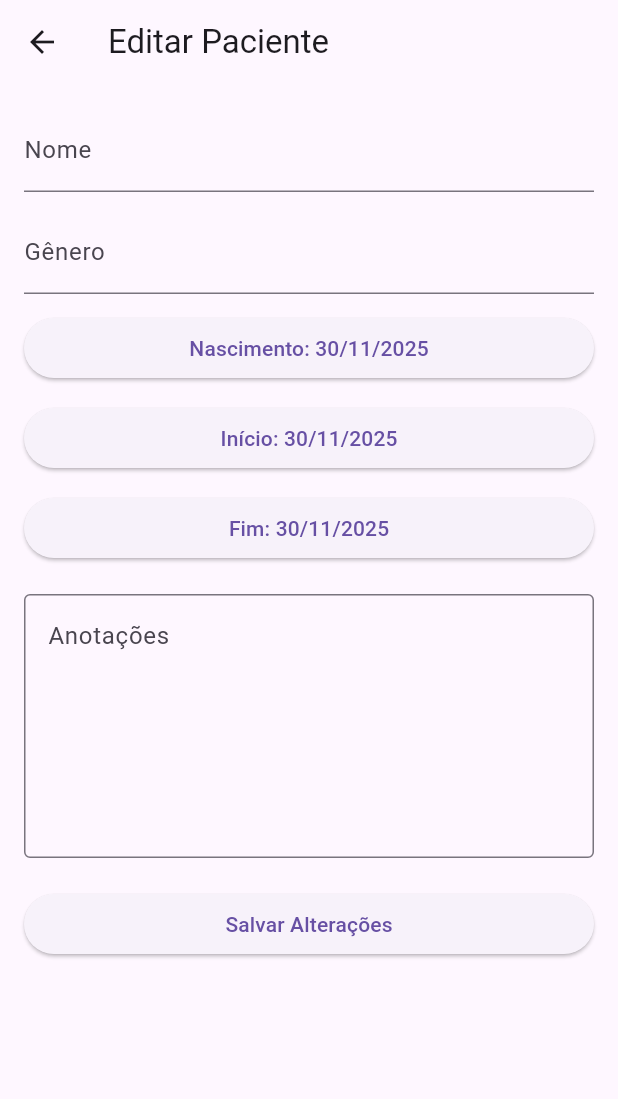
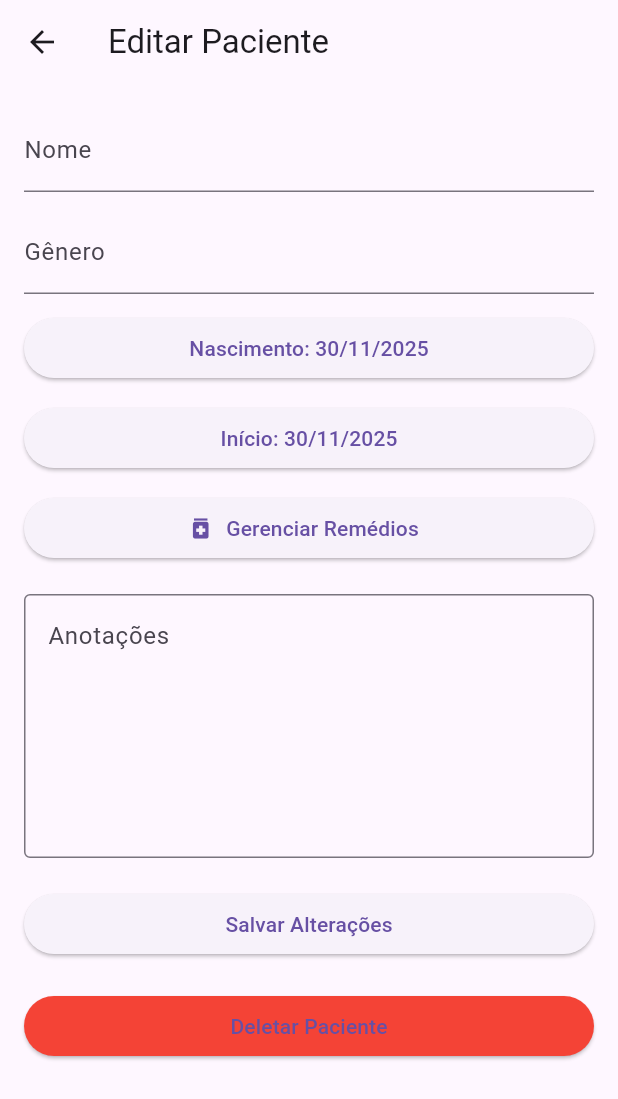
Before and after one commit to GabrielVAPP/Check-Uppers, a Flutter app: the EditarPacienteScreen screen opened directly with empty values, on a phone screen of 412 x 824 dp. Shown: the top 1099 px of the screen. Run offline on Flutter 3.47's test engine with Material 3 defaults, Android fonts, the phone set to English and light mode, and no system bars.

Commit message:
Quality of life and bug fixes
Obs: Inicio da Implementação dos Remédios

```diff
--- /dev/null
+++ b/Check-Uppers/flutter_application_1/lib/models/remedio.dart
@@ -0,0 +1,24 @@
+class Remedio {
+  String nome;
+  DateTime horario;
+  int repetirHoras; // 0 = não repetir
+
+  Remedio({
+    required this.nome,
+    required this.horario,
+    required this.repetirHoras,
+  });
+
+  // JSON
+  Map<String, dynamic> toJson() => {
+        'nome': nome,
+        'horario': horario.toIso8601String(),
+        'repetirHoras': repetirHoras,
+      };
+
+  factory Remedio.fromJson(Map<String, dynamic> json) => Remedio(
+        nome: json['nome'],
+        horario: DateTime.parse(json['horario']),
+        repetirHoras: json['repetirHoras'],
+      );
+}
--- a/Check-Uppers/flutter_application_1/lib/screens/editar_paciente_screen.dart
+++ b/Check-Uppers/flutter_application_1/lib/screens/editar_paciente_screen.dart
@@ -1,9 +1,11 @@
 import 'package:flutter/material.dart';
 import '../models/paciente.dart';
 import '../data/pacientes_repository.dart';
+import 'remedios_screen.dart';
 
 class EditarPacienteScreen extends StatefulWidget {
   final Paciente paciente;
+
   const EditarPacienteScreen({super.key, required this.paciente});
 
   @override
@@ -17,7 +19,6 @@ class _EditarPacienteScreenState extends State<EditarPacienteScreen> {
 
   DateTime? _dataNasc;
   DateTime? _inicioTrat;
-  DateTime? _fimTrat;
 
   @override
   void initState() {
@@ -30,7 +31,6 @@ class _EditarPacienteScreenState extends State<EditarPacienteScreen> {
 
     _dataNasc = widget.paciente.dataNascimento;
     _inicioTrat = widget.paciente.inicioTratamento;
-    _fimTrat = widget.paciente.fimTratamento;
   }
 
   Future<void> _selecionarData(
@@ -50,7 +50,6 @@ class _EditarPacienteScreenState extends State<EditarPacienteScreen> {
       genero: _generoController.text,
       dataNascimento: _dataNasc!,
       inicioTratamento: _inicioTrat!,
-      fimTratamento: _fimTrat,
       anotacoes: _anotacoesController.text,
     );
 
@@ -61,6 +60,34 @@ class _EditarPacienteScreenState extends State<EditarPacienteScreen> {
     );
 
     Navigator.pop(context);
+  }
+
+  void _confirmarDelecao() {
+    showDialog(
+      context: context,
+      builder: (_) => AlertDialog(
+        title: const Text("Deletar Paciente"),
+        content: const Text(
+            "Tem certeza que deseja deletar este paciente? Esta ação não pode ser desfeita."),
+        actions: [
+          TextButton(
+            onPressed: () => Navigator.pop(context),
+            child: const Text("Cancelar"),
+          ),
+          ElevatedButton(
+            style: ElevatedButton.styleFrom(
+              backgroundColor: Colors.red,
+            ),
+            onPressed: () {
+              PacientesRepository.remover(widget.paciente);
+              Navigator.pop(context); // fecha o diálogo
+              Navigator.pop(context, "deleted"); // volta para listagem
+            },
+            child: const Text("Deletar"),
+          ),
+        ],
+      ),
+    );
   }
 
   @override
@@ -75,14 +102,12 @@ class _EditarPacienteScreenState extends State<EditarPacienteScreen> {
               controller: _nomeController,
               decoration: const InputDecoration(labelText: 'Nome'),
             ),
-
             const SizedBox(height: 12),
 
             TextField(
               controller: _generoController,
               decoration: const InputDecoration(labelText: 'Gênero'),
             ),
-
             const SizedBox(height: 12),
 
             ElevatedButton(
@@ -92,30 +117,32 @@ class _EditarPacienteScreenState extends State<EditarPacienteScreen> {
                   ? 'Selecionar Data de Nascimento'
                   : 'Nascimento: ${_dataNasc!.day}/${_dataNasc!.month}/${_dataNasc!.year}'),
             ),
-
             const SizedBox(height: 12),
 
             ElevatedButton(
-              onPressed: () => _selecionarData(
-                  context, (d) => setState(() => _inicioTrat = d)),
+              onPressed: () =>
+                  _selecionarData(context, (d) => setState(() => _inicioTrat = d)),
               child: Text(_inicioTrat == null
                   ? 'Selecionar Início do Tratamento'
                   : 'Início: ${_inicioTrat!.day}/${_inicioTrat!.month}/${_inicioTrat!.year}'),
             ),
-
             const SizedBox(height: 12),
 
-            ElevatedButton(
-              onPressed: () =>
-                  _selecionarData(context, (d) => setState(() => _fimTrat = d)),
-              child: Text(_fimTrat == null
-                  ? 'Selecionar Fim do Tratamento (Opcional)'
-                  : 'Fim: ${_fimTrat!.day}/${_fimTrat!.month}/${_fimTrat!.year}'),
+            ElevatedButton.icon(
+              onPressed: () {
+                Navigator.push(
+                  context,
+                  MaterialPageRoute(
+                    builder: (_) => RemediosScreen(paciente: widget.paciente),
+                  ),
+                );
+              },
+              icon: const Icon(Icons.medication),
+              label: const Text("Gerenciar Remédios"),
             ),
 
             const SizedBox(height: 20),
 
-            // 🔥 CAMPO DE ANOTAÇÕES
             TextField(
               controller: _anotacoesController,
               maxLines: 6,
@@ -132,6 +159,17 @@ class _EditarPacienteScreenState extends State<EditarPacienteScreen> {
               onPressed: _salvar,
               child: const Text('Salvar Alterações'),
             ),
+
+            const SizedBox(height: 20),
+
+            // 🔥 BOTÃO DELETAR PACIENTE
+            ElevatedButton(
+              style: ElevatedButton.styleFrom(
+                backgroundColor: Colors.red,
+              ),
+              onPressed: _confirmarDelecao,
+              child: const Text("Deletar Paciente"),
+            ),
           ],
         ),
       ),
```
Also changed, not shown: Check-Uppers/flutter_application_1/lib/models/paciente.dart (+30 -25 lines), Check-Uppers/flutter_application_1/lib/screens/home_screen.dart (+27 -10 lines), Check-Uppers/flutter_application_1/lib/screens/lista_pacientes_screen.dart (+12 -4 lines), Check-Uppers/flutter_application_1/lib/screens/registrar_paciente_screen.dart (+64 -18 lines), Check-Uppers/flutter_application_1/lib/screens/remedios_screen.dart (added, +141 -0 lines).
